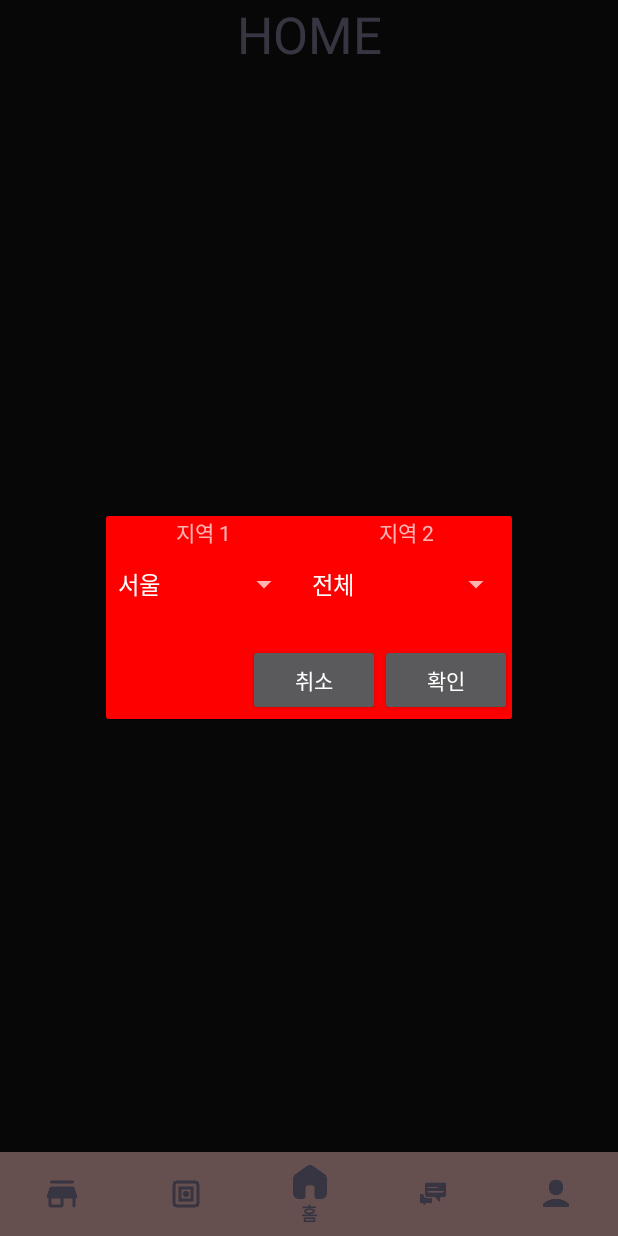
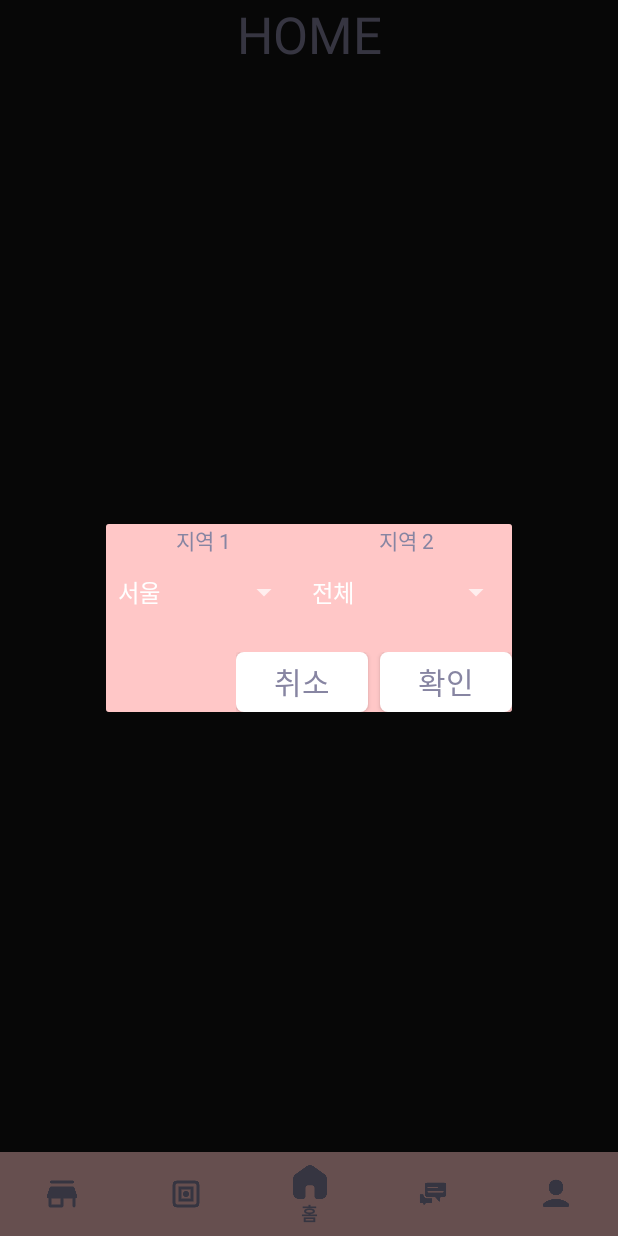
Before and after one commit to liqurt/Moabang, an Android app: the fragment CafeListDialog placed in its activity, on a phone screen of 412 x 824 dp. Run offline under Robolectric (Android 15) with nearby library versions, the phone set to English and light mode, and no system bars; our stand-ins replace data binding; 3 statements that could not run were skipped.

Commit message:
[S06P31D205-47] style : :art: 정렬 버튼을 제외한 UI 수정

```diff
--- a/AOS/app/src/main/java/com/ssafy/moabang/src/main/cafe/CafeListFragment.kt
+++ b/AOS/app/src/main/java/com/ssafy/moabang/src/main/cafe/CafeListFragment.kt
@@ -1,6 +1,6 @@
 package com.ssafy.moabang.src.main.cafe
 
-import com.ssafy.moabang.R
+import android.annotation.SuppressLint
 import android.content.DialogInterface
 import android.os.Bundle
 import android.util.Log
@@ -8,9 +8,12 @@ import android.view.*
 import android.view.inputmethod.EditorInfo
 import android.widget.PopupMenu
 import android.widget.TextView
+import androidx.appcompat.view.menu.MenuBuilder
+import androidx.appcompat.view.menu.MenuPopupHelper
 import androidx.fragment.app.Fragment
 import androidx.fragment.app.viewModels
 import androidx.recyclerview.widget.GridLayoutManager
+import com.ssafy.moabang.R
 import com.ssafy.moabang.adapter.CafeListRVAdapter
 import com.ssafy.moabang.data.model.dto.Cafe
 import com.ssafy.moabang.data.model.repository.Repository
@@ -75,7 +78,7 @@ class CafeListFragment : Fragment(), DialogInterface.OnDismissListener,
 
     private fun search() {
         val queryString = binding.etCafeF.text.toString()
-        val job = CoroutineScope(Dispatchers.Main).launch {
+        CoroutineScope(Dispatchers.Main).launch {
             cafeList = repository.getCafeByName(queryString)
             binding.rvCafeF.adapter = CafeListRVAdapter(cafeList)
         }
@@ -93,6 +96,7 @@ class CafeListFragment : Fragment(), DialogInterface.OnDismissListener,
         inflater.inflate(R.menu.cafe_sort_menu, popup.menu)
         popup.setOnMenuItemClickListener(this)
         popup.show()
+
     }
 
     override fun onMenuItemClick(item: MenuItem): Boolean {
--- a/AOS/app/src/main/res/layout/cafe_list_dialog_fragment.xml
+++ b/AOS/app/src/main/res/layout/cafe_list_dialog_fragment.xml
@@ -7,9 +7,10 @@
     <androidx.constraintlayout.widget.ConstraintLayout
         android:layout_width="match_parent"
         android:layout_height="wrap_content"
-        android:background="#FF0000">
+        android:background="@color/moabang_pink">
 
         <LinearLayout
+            android:baselineAligned="false"
             android:id="@+id/linearLayout"
             android:layout_width="match_parent"
             android:layout_height="wrap_content"
@@ -30,12 +31,14 @@
                     android:layout_height="wrap_content"
                     android:layout_gravity="center"
                     android:gravity="center"
-                    android:text="지역 1" />
+                    android:text="지역 1"
+                    android:textColor="@color/moabang_gray" />
 
                 <Spinner
                     android:id="@+id/sp_island"
                     android:layout_width="match_parent"
                     android:layout_height="48dp"
+                    android:popupBackground="@drawable/button_rounded"
                     tools:ignore="SpeakableTextPresentCheck" />
             </LinearLayout>
 
@@ -51,12 +54,14 @@
                     android:layout_height="wrap_content"
                     android:layout_gravity="center"
                     android:gravity="center"
-                    android:text="지역 2" />
+                    android:text="지역 2"
+                    android:textColor="@color/moabang_gray" />
 
                 <Spinner
                     android:id="@+id/sp_si"
                     android:layout_width="match_parent"
                     android:layout_height="48dp"
+                    android:popupBackground="@drawable/button_rounded"
                     tools:ignore="SpeakableTextPresentCheck" />
             </LinearLayout>
 
@@ -64,7 +69,7 @@
 
         <LinearLayout
             android:layout_width="0dp"
-            android:layout_height="50dp"
+            android:layout_height="40dp"
             android:layout_marginTop="16dp"
             android:orientation="horizontal"
             app:layout_constraintEnd_toEndOf="parent"
@@ -75,14 +80,23 @@
                 android:layout_width="wrap_content"
                 android:layout_height="wrap_content"
                 android:layout_weight="1"
-                android:text="취소" />
+                android:background="@drawable/bg_cafe_list_item"
+                android:text="취소"
+                android:textColor="@color/moabang_gray"
+                android:textSize="20dp"
+                tools:ignore="TouchTargetSizeCheck" />
 
             <androidx.appcompat.widget.AppCompatButton
                 android:id="@+id/ok"
                 android:layout_width="wrap_content"
                 android:layout_height="wrap_content"
+                android:layout_marginStart="8dp"
                 android:layout_weight="1"
-                android:text="확인" />
+                android:background="@drawable/bg_cafe_list_item"
+                android:text="확인"
+                android:textColor="@color/moabang_gray"
+                android:textSize="20dp"
+                tools:ignore="TouchTargetSizeCheck" />
         </LinearLayout>
 
     </androidx.constraintlayout.widget.ConstraintLayout>
--- a/AOS/app/src/main/res/layout/fragment_cafe_list.xml
+++ b/AOS/app/src/main/res/layout/fragment_cafe_list.xml
@@ -75,7 +75,7 @@
         android:id="@+id/rv_cafeF"
         android:layout_width="0dp"
         android:layout_height="0dp"
-        android:background="#FF0000"
+        android:background="@color/moabang_lightGray"
         app:layout_constraintBottom_toBottomOf="parent"
         app:layout_constraintEnd_toEndOf="parent"
         app:layout_constraintStart_toStartOf="parent"
--- a/AOS/app/src/main/res/values/styles.xml
+++ b/AOS/app/src/main/res/values/styles.xml
@@ -14,6 +14,5 @@
         <!-- 선택한 날짜를 표시할 색상 -->
         <item name="colorControlActivated">@color/moabang_pink</item>
         <item name="colorControlHighlight">@color/moabang_pink</item>
-
     </style>
 </resources>
```
